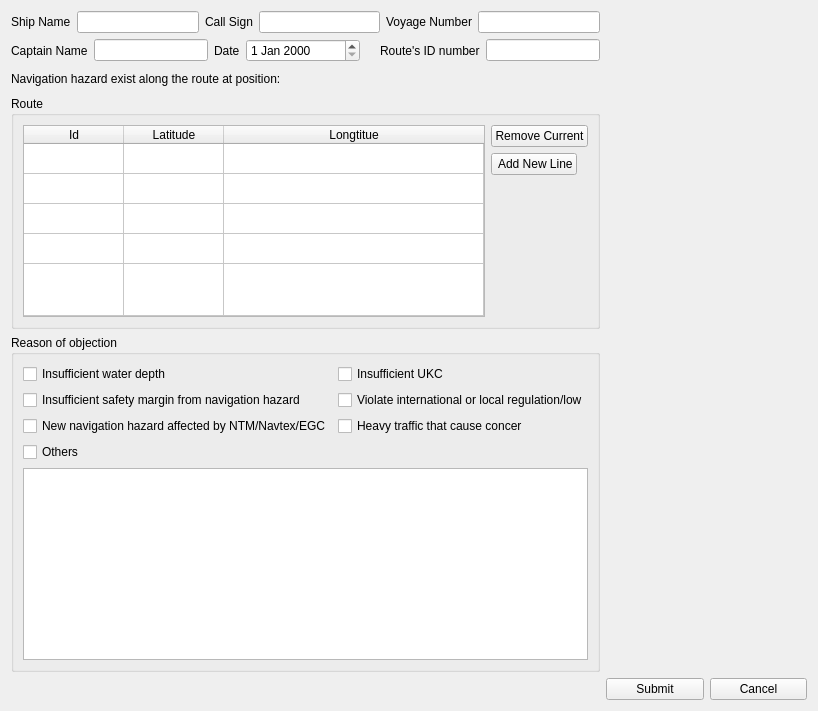
Old version of the form QtUi/objectionReport.ui in the repository heavenlxj/emgui.
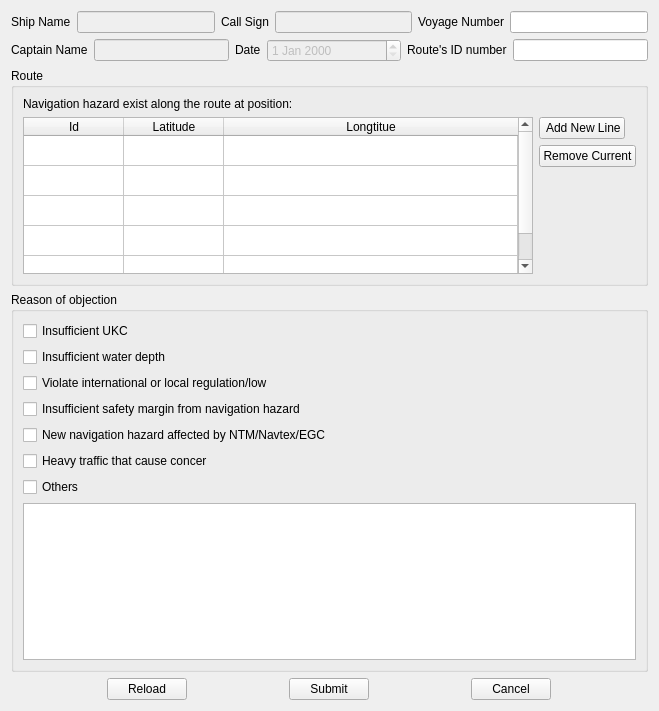
New version of the form.

The edit to the form file:
```diff
--- a/QtUi/objectionReport.ui
+++ b/QtUi/objectionReport.ui
@@ -9,7 +9,7 @@
    <rect>
     <x>0</x>
     <y>0</y>
-    <width>818</width>
+    <width>659</width>
     <height>711</height>
    </rect>
   </property>
@@ -25,96 +25,13 @@
   <property name="locale">
    <locale language="English" country="UnitedStates"/>
   </property>
-  <layout class="QGridLayout" name="gridLayout_2">
-   <item row="2" column="0">
-    <widget class="QLabel" name="label_7">
-     <property name="text">
-      <string>Navigation hazard exist along the route at position:</string>
-     </property>
-    </widget>
-   </item>
-   <item row="1" column="0">
-    <layout class="QHBoxLayout" name="horizontalLayout_2">
-     <item>
-      <widget class="QLabel" name="label_5">
-       <property name="enabled">
-        <bool>true</bool>
-       </property>
-       <property name="sizePolicy">
-        <sizepolicy hsizetype="Fixed" vsizetype="Preferred">
-         <horstretch>0</horstretch>
-         <verstretch>0</verstretch>
-        </sizepolicy>
-       </property>
-       <property name="text">
-        <string>Captain Name</string>
-       </property>
-      </widget>
-     </item>
-     <item>
-      <widget class="QLineEdit" name="captain_name_edit">
-       <property name="sizePolicy">
-        <sizepolicy hsizetype="Preferred" vsizetype="Fixed">
-         <horstretch>0</horstretch>
-         <verstretch>0</verstretch>
-        </sizepolicy>
-       </property>
-      </widget>
-     </item>
-     <item>
-      <widget class="QLabel" name="label_6">
-       <property name="sizePolicy">
-        <sizepolicy hsizetype="Fixed" vsizetype="Preferred">
-         <horstretch>0</horstretch>
-         <verstretch>0</verstretch>
-        </sizepolicy>
-       </property>
-       <property name="text">
-        <string>Date</string>
-       </property>
-      </widget>
-     </item>
-     <item>
-      <widget class="QDateEdit" name="dateEdit">
-       <property name="sizePolicy">
-        <sizepolicy hsizetype="Preferred" vsizetype="Fixed">
-         <horstretch>0</horstretch>
-         <verstretch>0</verstretch>
-        </sizepolicy>
-       </property>
-      </widget>
-     </item>
-     <item alignment="Qt::AlignRight">
-      <widget class="QLabel" name="label_4">
-       <property name="sizePolicy">
-        <sizepolicy hsizetype="Fixed" vsizetype="Preferred">
-         <horstretch>0</horstretch>
-         <verstretch>0</verstretch>
-        </sizepolicy>
-       </property>
-       <property name="text">
-        <string>Route's ID number</string>
-       </property>
-      </widget>
-     </item>
-     <item>
-      <widget class="QLineEdit" name="route_id_number">
-       <property name="sizePolicy">
-        <sizepolicy hsizetype="Preferred" vsizetype="Fixed">
-         <horstretch>0</horstretch>
-         <verstretch>0</verstretch>
-        </sizepolicy>
-       </property>
-      </widget>
-     </item>
-    </layout>
-   </item>
-   <item row="0" column="0">
+  <layout class="QVBoxLayout" name="verticalLayout">
+   <item>
     <layout class="QHBoxLayout" name="horizontalLayout">
      <item>
       <widget class="QLabel" name="label">
        <property name="sizePolicy">
-        <sizepolicy hsizetype="Fixed" vsizetype="Preferred">
+        <sizepolicy hsizetype="Fixed" vsizetype="Fixed">
          <horstretch>0</horstretch>
          <verstretch>0</verstretch>
         </sizepolicy>
@@ -126,6 +43,9 @@
      </item>
      <item>
       <widget class="QLineEdit" name="ship_name_edit">
+       <property name="enabled">
+        <bool>false</bool>
+       </property>
        <property name="sizePolicy">
         <sizepolicy hsizetype="Preferred" vsizetype="Fixed">
          <horstretch>0</horstretch>
@@ -137,7 +57,7 @@
      <item>
       <widget class="QLabel" name="label_2">
        <property name="sizePolicy">
-        <sizepolicy hsizetype="Fixed" vsizetype="Preferred">
+        <sizepolicy hsizetype="Fixed" vsizetype="Fixed">
          <horstretch>0</horstretch>
          <verstretch>0</verstretch>
         </sizepolicy>
@@ -149,6 +69,9 @@
      </item>
      <item>
       <widget class="QLineEdit" name="call_sign_edit">
+       <property name="enabled">
+        <bool>false</bool>
+       </property>
        <property name="sizePolicy">
         <sizepolicy hsizetype="Preferred" vsizetype="Fixed">
          <horstretch>0</horstretch>
@@ -160,7 +83,7 @@
      <item>
       <widget class="QLabel" name="label_3">
        <property name="sizePolicy">
-        <sizepolicy hsizetype="Fixed" vsizetype="Preferred">
+        <sizepolicy hsizetype="Fixed" vsizetype="Fixed">
          <horstretch>0</horstretch>
          <verstretch>0</verstretch>
         </sizepolicy>
@@ -182,142 +105,96 @@
      </item>
     </layout>
    </item>
-   <item row="6" column="1">
-    <layout class="QHBoxLayout" name="horizontalLayout_5">
+   <item>
+    <layout class="QHBoxLayout" name="horizontalLayout_2">
      <item>
-      <widget class="QPushButton" name="submit_btn">
+      <widget class="QLabel" name="label_5">
+       <property name="enabled">
+        <bool>true</bool>
+       </property>
+       <property name="sizePolicy">
+        <sizepolicy hsizetype="Fixed" vsizetype="Fixed">
+         <horstretch>0</horstretch>
+         <verstretch>0</verstretch>
+        </sizepolicy>
+       </property>
        <property name="text">
-        <string>Submit</string>
+        <string>Captain Name</string>
        </property>
       </widget>
      </item>
      <item>
-      <widget class="QPushButton" name="cancel_btn">
+      <widget class="QLineEdit" name="captain_name_edit">
+       <property name="enabled">
+        <bool>false</bool>
+       </property>
+       <property name="sizePolicy">
+        <sizepolicy hsizetype="Preferred" vsizetype="Fixed">
+         <horstretch>0</horstretch>
+         <verstretch>0</verstretch>
+        </sizepolicy>
+       </property>
+      </widget>
+     </item>
+     <item>
+      <widget class="QLabel" name="label_6">
+       <property name="sizePolicy">
+        <sizepolicy hsizetype="Fixed" vsizetype="Fixed">
+         <horstretch>0</horstretch>
+         <verstretch>0</verstretch>
+        </sizepolicy>
+       </property>
        <property name="text">
-        <string>Cancel</string>
+        <string>Date</string>
+       </property>
+      </widget>
+     </item>
+     <item>
+      <widget class="QDateEdit" name="date_edit">
+       <property name="enabled">
+        <bool>false</bool>
+       </property>
+       <property name="sizePolicy">
+        <sizepolicy hsizetype="Preferred" vsizetype="Fixed">
+         <horstretch>0</horstretch>
+         <verstretch>0</verstretch>
+        </sizepolicy>
+       </property>
+      </widget>
+     </item>
+     <item>
+      <widget class="QLabel" name="label_4">
+       <property name="sizePolicy">
+        <sizepolicy hsizetype="Fixed" vsizetype="Fixed">
+         <horstretch>0</horstretch>
+         <verstretch>0</verstretch>
+        </sizepolicy>
+       </property>
+       <property name="text">
+        <string>Route's ID number</string>
+       </property>
+      </widget>
+     </item>
+     <item>
+      <widget class="QLineEdit" name="route_id_number">
+       <property name="sizePolicy">
+        <sizepolicy hsizetype="Preferred" vsizetype="Fixed">
+         <horstretch>0</horstretch>
+         <verstretch>0</verstretch>
+        </sizepolicy>
        </property>
       </widget>
      </item>
     </layout>
    </item>
-   <item row="5" column="0">
-    <widget class="QGroupBox" name="groupBox">
-     <property name="title">
-      <string>Reason of objection</string>
-     </property>
-     <layout class="QGridLayout" name="gridLayout">
-      <item row="2" column="1">
-       <widget class="QCheckBox" name="checkBox_heavy_traffic">
-        <property name="sizePolicy">
-         <sizepolicy hsizetype="Preferred" vsizetype="Fixed">
-          <horstretch>0</horstretch>
-          <verstretch>0</verstretch>
-         </sizepolicy>
-        </property>
-        <property name="text">
-         <string>Heavy traffic that cause concer</string>
-        </property>
-       </widget>
-      </item>
-      <item row="2" column="0">
-       <widget class="QCheckBox" name="checkBox_ntm_navtex_egc">
-        <property name="sizePolicy">
-         <sizepolicy hsizetype="Preferred" vsizetype="Fixed">
-          <horstretch>0</horstretch>
-          <verstretch>0</verstretch>
-         </sizepolicy>
-        </property>
-        <property name="text">
-         <string>New navigation hazard affected by NTM/Navtex/EGC</string>
-        </property>
-       </widget>
-      </item>
-      <item row="1" column="0">
-       <widget class="QCheckBox" name="checkBox_safety_margin">
-        <property name="sizePolicy">
-         <sizepolicy hsizetype="Preferred" vsizetype="Fixed">
-          <horstretch>0</horstretch>
-          <verstretch>0</verstretch>
-         </sizepolicy>
-        </property>
-        <property name="text">
-         <string>Insufficient safety margin from navigation hazard</string>
-        </property>
-       </widget>
-      </item>
-      <item row="3" column="0">
-       <widget class="QCheckBox" name="checkBox_others">
-        <property name="sizePolicy">
-         <sizepolicy hsizetype="Preferred" vsizetype="Fixed">
-          <horstretch>0</horstretch>
-          <verstretch>0</verstretch>
-         </sizepolicy>
-        </property>
-        <property name="text">
-         <string>Others</string>
-        </property>
-       </widget>
-      </item>
-      <item row="0" column="0">
-       <widget class="QCheckBox" name="checkBox_water_depth">
-        <property name="sizePolicy">
-         <sizepolicy hsizetype="Preferred" vsizetype="Preferred">
-          <horstretch>0</horstretch>
-          <verstretch>0</verstretch>
-         </sizepolicy>
-        </property>
-        <property name="text">
-         <string>Insufficient water depth</string>
-        </property>
-       </widget>
-      </item>
-      <item row="4" column="0" colspan="2">
-       <widget class="QTextEdit" name="textEdit_remark">
-        <property name="sizePolicy">
-         <sizepolicy hsizetype="Preferred" vsizetype="Preferred">
-          <horstretch>0</horstretch>
-          <verstretch>0</verstretch>
-         </sizepolicy>
-        </property>
-       </widget>
-      </item>
-      <item row="1" column="1">
-       <widget class="QCheckBox" name="checkBox_violate_local">
-        <property name="sizePolicy">
-         <sizepolicy hsizetype="Preferred" vsizetype="Fixed">
-          <horstretch>0</horstretch>
-          <verstretch>0</verstretch>
-         </sizepolicy>
-        </property>
-        <property name="text">
-         <string>Violate international or local regulation/low</string>
-        </property>
-       </widget>
-      </item>
-      <item row="0" column="1">
-       <widget class="QCheckBox" name="checkBox_ukc">
-        <property name="sizePolicy">
-         <sizepolicy hsizetype="Preferred" vsizetype="Fixed">
-          <horstretch>0</horstretch>
-          <verstretch>0</verstretch>
-         </sizepolicy>
-        </property>
-        <property name="text">
-         <string>Insufficient UKC</string>
-        </property>
-       </widget>
-      </item>
-     </layout>
-    </widget>
-   </item>
-   <item row="3" column="0" rowspan="2">
+   <item>
     <widget class="QGroupBox" name="groupBox_2">
      <property name="title">
       <string>Route</string>
      </property>
      <layout class="QGridLayout" name="gridLayout_3">
-      <item row="0" column="1">
-       <widget class="QPushButton" name="pushButton_2">
+      <item row="2" column="1">
+       <widget class="QPushButton" name="remove_btn">
         <property name="sizePolicy">
          <sizepolicy hsizetype="Preferred" vsizetype="Fixed">
           <horstretch>0</horstretch>
@@ -329,7 +206,20 @@
         </property>
        </widget>
       </item>
-      <item row="0" column="0" rowspan="3">
+      <item row="1" column="1">
+       <widget class="QPushButton" name="add_new_btn">
+        <property name="sizePolicy">
+         <sizepolicy hsizetype="Fixed" vsizetype="Fixed">
+          <horstretch>0</horstretch>
+          <verstretch>0</verstretch>
+         </sizepolicy>
+        </property>
+        <property name="text">
+         <string> Add New Line</string>
+        </property>
+       </widget>
+      </item>
+      <item row="1" column="0" rowspan="4">
        <widget class="QTableWidget" name="route_table_widget">
         <property name="sizePolicy">
          <sizepolicy hsizetype="Preferred" vsizetype="Preferred">
@@ -394,22 +284,169 @@
         </column>
        </widget>
       </item>
-      <item row="1" column="1">
-       <widget class="QPushButton" name="pushButton">
+      <item row="0" column="0">
+       <widget class="QLabel" name="label_7">
+        <property name="text">
+         <string>Navigation hazard exist along the route at position:</string>
+        </property>
+       </widget>
+      </item>
+     </layout>
+    </widget>
+   </item>
+   <item>
+    <widget class="QGroupBox" name="groupBox">
+     <property name="title">
+      <string>Reason of objection</string>
+     </property>
+     <layout class="QVBoxLayout" name="verticalLayout_2">
+      <item>
+       <widget class="QCheckBox" name="checkBox_ukc">
         <property name="sizePolicy">
-         <sizepolicy hsizetype="Fixed" vsizetype="Fixed">
+         <sizepolicy hsizetype="Preferred" vsizetype="Fixed">
           <horstretch>0</horstretch>
           <verstretch>0</verstretch>
          </sizepolicy>
         </property>
         <property name="text">
-         <string> Add New Line</string>
+         <string>Insufficient UKC</string>
         </property>
        </widget>
       </item>
+      <item>
+       <widget class="QCheckBox" name="checkBox_water_depth">
+        <property name="sizePolicy">
+         <sizepolicy hsizetype="Preferred" vsizetype="Preferred">
+          <horstretch>0</horstretch>
+          <verstretch>0</verstretch>
+         </sizepolicy>
+        </property>
+        <property name="text">
+         <string>Insufficient water depth</string>
+        </property>
+       </widget>
+      </item>
+      <item>
+       <widget class="QCheckBox" name="checkBox_violate_local">
+        <property name="sizePolicy">
+         <sizepolicy hsizetype="Preferred" vsizetype="Fixed">
+          <horstretch>0</horstretch>
+          <verstretch>0</verstretch>
+         </sizepolicy>
+        </property>
+        <property name="text">
+         <string>Violate international or local regulation/low</string>
+        </property>
+       </widget>
+      </item>
+      <item>
+       <widget class="QCheckBox" name="checkBox_safety_margin">
+        <property name="sizePolicy">
+         <sizepolicy hsizetype="Preferred" vsizetype="Fixed">
+          <horstretch>0</horstretch>
+          <verstretch>0</verstretch>
+         </sizepolicy>
+        </property>
+        <property name="text">
+         <string>Insufficient safety margin from navigation hazard</string>
+        </property>
+       </widget>
+      </item>
+      <item>
+       <widget class="QCheckBox" name="checkBox_ntm_navtex_egc">
+        <property name="sizePolicy">
+         <sizepolicy hsizetype="Preferred" vsizetype="Fixed">
+          <horstretch>0</horstretch>
+          <verstretch>0</verstretch>
+         </sizepolicy>
+        </property>
+        <property name="text">
+         <string>New navigation hazard affected by NTM/Navtex/EGC</string>
+        </property>
+       </widget>
+      </item>
+      <item>
+       <widget class="QCheckBox" name="checkBox_heavy_traffic">
+        <property name="sizePolicy">
+         <sizepolicy hsizetype="Preferred" vsizetype="Fixed">
+          <horstretch>0</horstretch>
+          <verstretch>0</verstretch>
+         </sizepolicy>
+        </property>
+        <property name="text">
+         <string>Heavy traffic that cause concer</string>
+        </property>
+       </widget>
+      </item>
+      <item>
+       <widget class="QCheckBox" name="checkBox_others">
+        <property name="sizePolicy">
+         <sizepolicy hsizetype="Preferred" vsizetype="Fixed">
+          <horstretch>0</horstretch>
+          <verstretch>0</verstretch>
+         </sizepolicy>
+        </property>
+        <property name="text">
+         <string>Others</string>
+        </property>
+       </widget>
+      </item>
+      <item>
+       <widget class="QTextEdit" name="textEdit_remark">
+        <property name="sizePolicy">
+         <sizepolicy hsizetype="Preferred" vsizetype="Preferred">
+          <horstretch>0</horstretch>
+          <verstretch>0</verstretch>
+         </sizepolicy>
+        </property>
+       </widget>
+      </item>
      </layout>
     </widget>
    </item>
+   <item>
+    <layout class="QHBoxLayout" name="horizontalLayout_3">
+     <item>
+      <widget class="QPushButton" name="reload_btn">
+       <property name="sizePolicy">
+        <sizepolicy hsizetype="Fixed" vsizetype="Fixed">
+         <horstretch>0</horstretch>
+         <verstretch>0</verstretch>
+        </sizepolicy>
+       </property>
+       <property name="text">
+        <string>Reload</string>
+       </property>
+      </widget>
+     </item>
+     <item>
+      <widget class="QPushButton" name="submit_btn">
+       <property name="sizePolicy">
+        <sizepolicy hsizetype="Fixed" vsizetype="Fixed">
+         <horstretch>0</horstretch>
+         <verstretch>0</verstretch>
+        </sizepolicy>
+       </property>
+       <property name="text">
+        <string>Submit</string>
+       </property>
+      </widget>
+     </item>
+     <item>
+      <widget class="QPushButton" name="cancel_btn">
+       <property name="sizePolicy">
+        <sizepolicy hsizetype="Fixed" vsizetype="Fixed">
+         <horstretch>0</horstretch>
+         <verstretch>0</verstretch>
+        </sizepolicy>
+       </property>
+       <property name="text">
+        <string>Cancel</string>
+       </property>
+      </widget>
+     </item>
+    </layout>
+   </item>
   </layout>
  </widget>
  <resources/>
```
